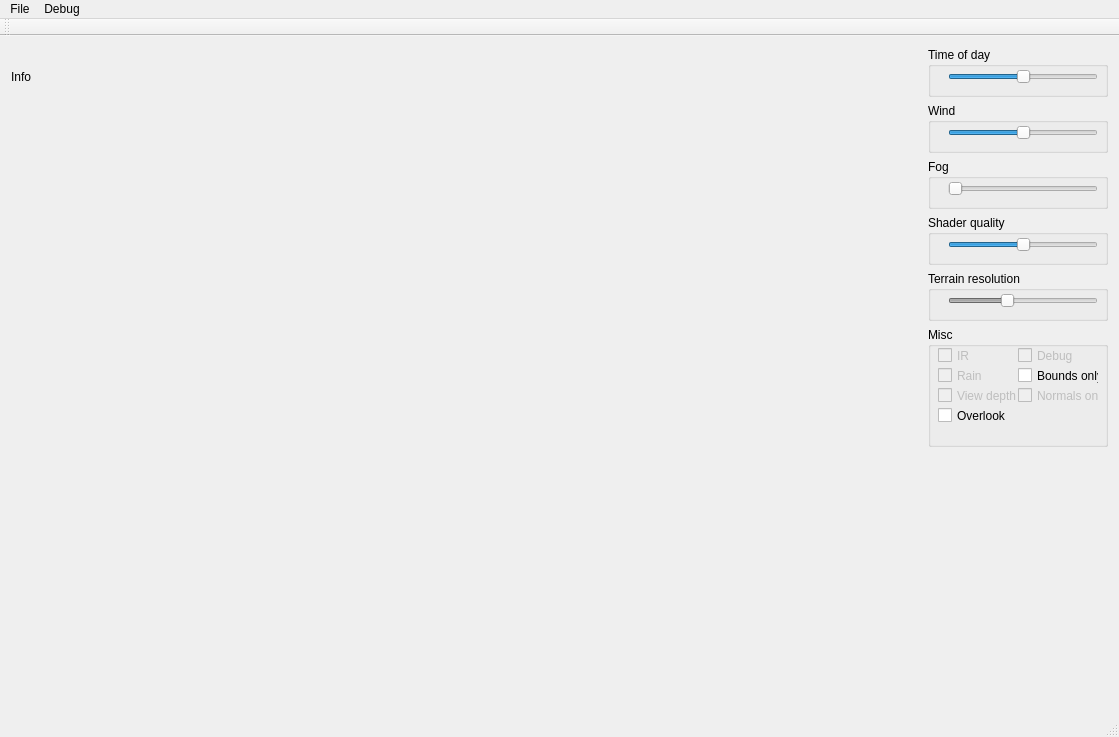
Old version of the form VirtualPilot/Source/VirtualPilot.ui in the repository Jango73/VirtualPilot.
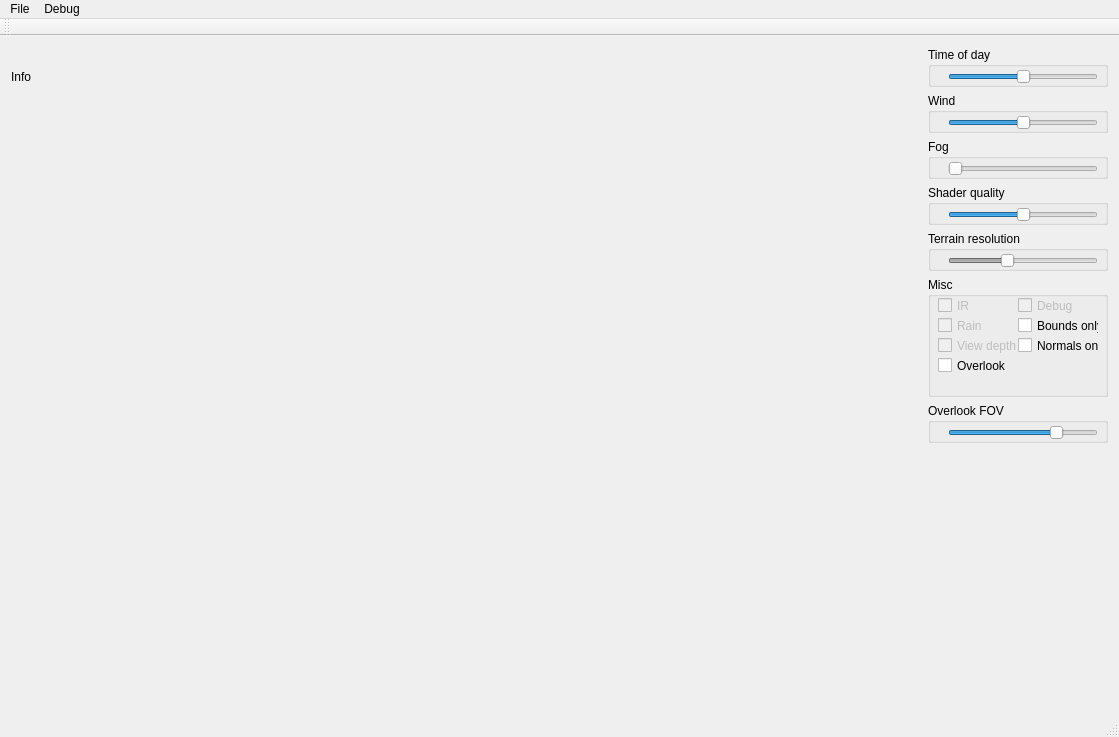
New version of the form.

What changed in the file:
```diff
--- a/VirtualPilot/Source/VirtualPilot.ui
+++ b/VirtualPilot/Source/VirtualPilot.ui
@@ -83,7 +83,7 @@
         <property name="minimumSize">
          <size>
           <width>180</width>
-          <height>50</height>
+          <height>40</height>
          </size>
         </property>
         <property name="title">
@@ -121,7 +121,7 @@
         <property name="minimumSize">
          <size>
           <width>180</width>
-          <height>50</height>
+          <height>40</height>
          </size>
         </property>
         <property name="title">
@@ -153,7 +153,7 @@
         <property name="minimumSize">
          <size>
           <width>180</width>
-          <height>50</height>
+          <height>40</height>
          </size>
         </property>
         <property name="title">
@@ -182,7 +182,7 @@
         <property name="minimumSize">
          <size>
           <width>180</width>
-          <height>50</height>
+          <height>40</height>
          </size>
         </property>
         <property name="title">
@@ -214,7 +214,7 @@
         <property name="minimumSize">
          <size>
           <width>180</width>
-          <height>50</height>
+          <height>40</height>
          </size>
         </property>
         <property name="title">
@@ -355,7 +355,7 @@
         </widget>
         <widget class="QCheckBox" name="m_chkNormalsOnly">
          <property name="enabled">
-          <bool>false</bool>
+          <bool>true</bool>
          </property>
          <property name="geometry">
           <rect>
@@ -390,6 +390,44 @@
         </widget>
        </widget>
       </item>
+      <item>
+       <widget class="QGroupBox" name="groupBox_10">
+        <property name="minimumSize">
+         <size>
+          <width>180</width>
+          <height>40</height>
+         </size>
+        </property>
+        <property name="title">
+         <string>Overlook FOV</string>
+        </property>
+        <widget class="QSlider" name="m_sOverlookFOV">
+         <property name="geometry">
+          <rect>
+           <x>20</x>
+           <y>20</y>
+           <width>150</width>
+           <height>20</height>
+          </rect>
+         </property>
+         <property name="focusPolicy">
+          <enum>Qt::NoFocus</enum>
+         </property>
+         <property name="minimum">
+          <number>1</number>
+         </property>
+         <property name="maximum">
+          <number>120</number>
+         </property>
+         <property name="value">
+          <number>90</number>
+         </property>
+         <property name="orientation">
+          <enum>Qt::Horizontal</enum>
+         </property>
+        </widget>
+       </widget>
+      </item>
       <item>
        <spacer name="verticalSpacer_2">
         <property name="orientation">
```
